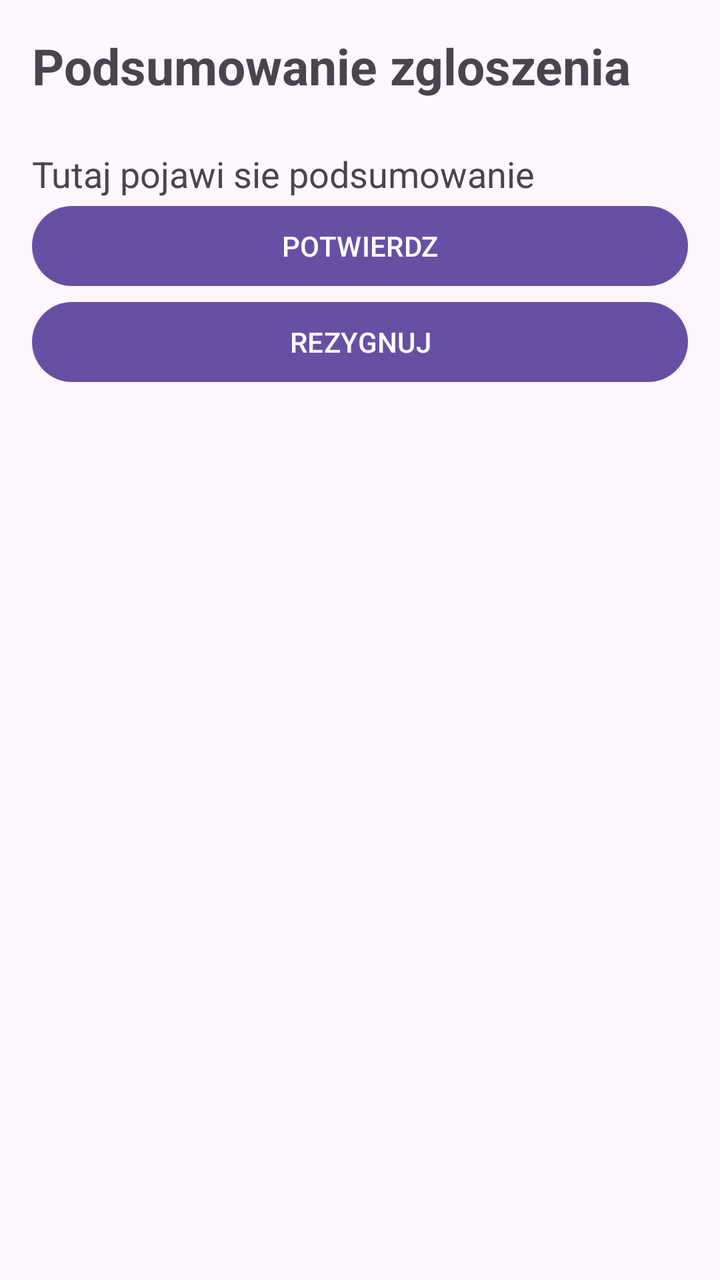
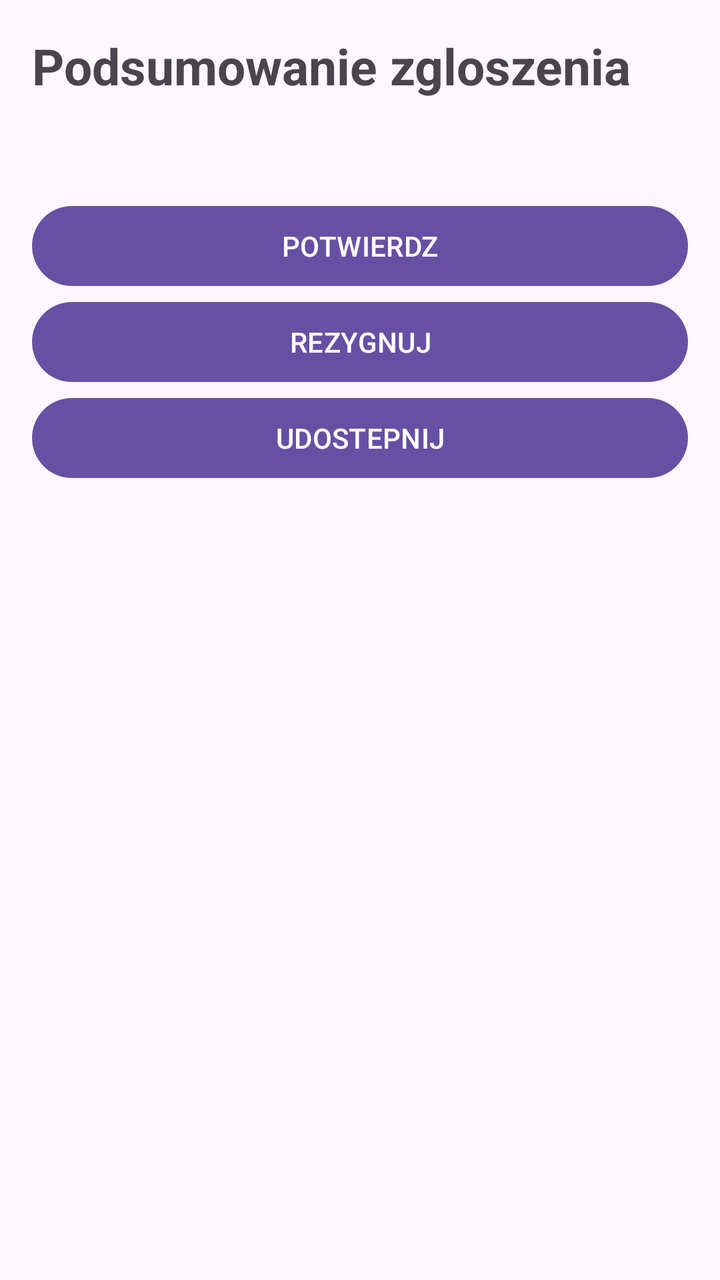

Two renders of the same Android screen: before a commit and after it. Below are the layout's source before the change and the commit's diff.
<!-- AndroidManifest.xml: application theme Theme.Zglaszanie_usterki -->
<!-- res/layout/activity_summary.xml -->
<?xml version="1.0" encoding="utf-8"?>
<LinearLayout xmlns:android="http://schemas.android.com/apk/res/android"
    android:layout_width="match_parent"
    android:layout_height="match_parent"
    android:orientation="vertical"
    android:padding="16dp">

    <TextView
        android:layout_width="match_parent"
        android:layout_height="wrap_content"
        android:text="@string/title_summary"
        android:textSize="25sp"
        android:textStyle="bold" />

    <TextView
        android:id="@+id/tvSummary"
        android:layout_width="match_parent"
        android:layout_height="wrap_content"
        android:text="Tutaj pojawi sie podsumowanie"
        android:textSize="18sp"
        android:layout_marginTop="25dp" />


    <Button
        android:id="@+id/btnConfirm"
        android:layout_width="match_parent"
        android:layout_height="wrap_content"
        android:text="POTWIERDZ" />

    <Button
        android:id="@+id/btnCancel"
        android:layout_width="match_parent"
        android:layout_height="wrap_content"
        android:text="REZYGNUJ" />


</LinearLayout>
<!-- resources referenced by this layout -->
<resources>
  <string name="title_summary">Podsumowanie zgloszenia</string>
  <style name="Theme.Zglaszanie_usterki" parent="Base.Theme.Zglaszanie_usterki" />
  <style name="Base.Theme.Zglaszanie_usterki" parent="Theme.Material3.DayNight.NoActionBar">
          
          
      </style>
</resources>

<!-- the commit's change to res/layout/activity_summary.xml (unified diff, before → after) -->
@@ -1,4 +1,3 @@
-<?xml version="1.0" encoding="utf-8"?>
 <LinearLayout xmlns:android="http://schemas.android.com/apk/res/android"
     android:layout_width="match_parent"
     android:layout_height="match_parent"
@@ -16,10 +15,8 @@
         android:id="@+id/tvSummary"
         android:layout_width="match_parent"
         android:layout_height="wrap_content"
-        android:text="Tutaj pojawi sie podsumowanie"
         android:textSize="18sp"
         android:layout_marginTop="25dp" />
-
 
     <Button
         android:id="@+id/btnConfirm"
@@ -33,5 +30,10 @@
         android:layout_height="wrap_content"
         android:text="REZYGNUJ" />
 
+    <Button
+        android:id="@+id/btnShare"
+        android:layout_width="match_parent"
+        android:layout_height="wrap_content"
+        android:text="UDOSTEPNIJ" />
 
 </LinearLayout>
